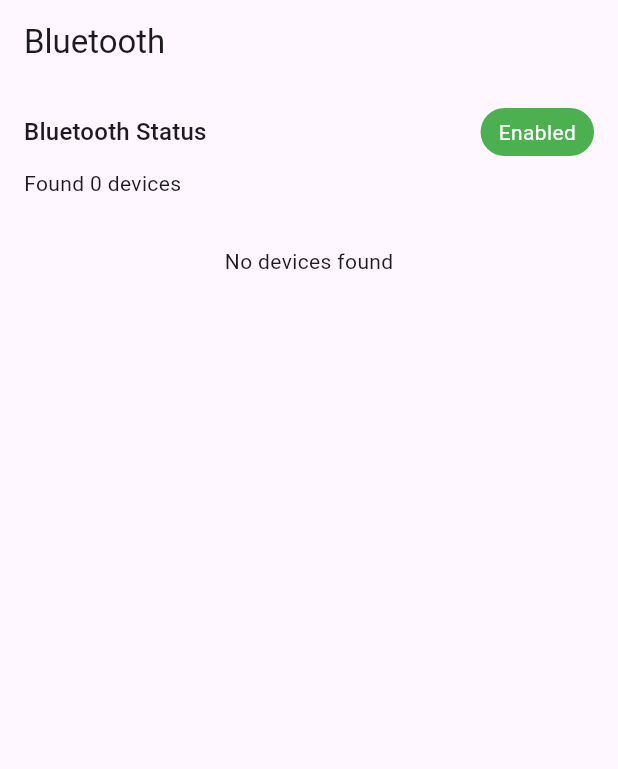
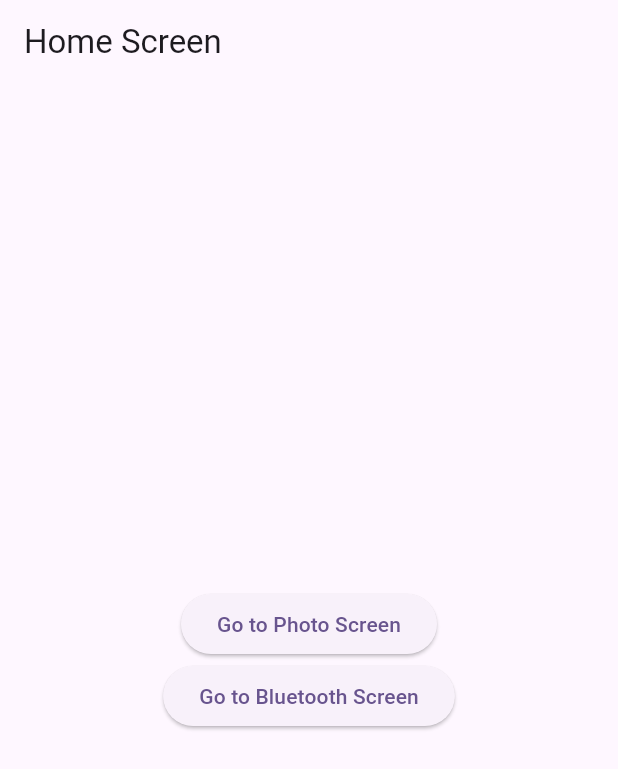
Before and after one commit to hoangduchuu/Code-Challenge, a Flutter app: the screen it shows after launch, on a phone screen of 412 x 824 dp. Shown: the top 769 px of the screen. Run offline on Flutter 3.47's test engine with Material 3 defaults, Android fonts, the phone set to English and light mode, and no system bars; our stand-ins replace cached_network_image, dio, flutter_blue_plus, get_it, go_router, isar; missing offline and left inert: flutter_reactive_ble; accounts and stored records are empty; generated files the repository leaves out were written again.

Commit message:
[DEV] implement app navigator with go_router

```diff
--- a/lib/main.dart
+++ b/lib/main.dart
@@ -1,6 +1,6 @@
 import 'package:code_challenge/core/di/service_locator.dart';
 import 'package:code_challenge/data/database/local_setup/local_database_service.dart';
-import 'package:code_challenge/presentation/screen/bluethooth/bluetooth_screen.dart';
+import 'package:code_challenge/navigation/router.dart';
 import 'package:flutter/material.dart';
 
 Future<void> main() async {
@@ -16,13 +16,13 @@ class MyApp extends StatelessWidget {
   // This widget is the root of your application.
   @override
   Widget build(BuildContext context) {
-    return MaterialApp(
+    return MaterialApp.router(
       title: 'Flutter Demo',
       theme: ThemeData(
         colorScheme: ColorScheme.fromSeed(seedColor: Colors.deepPurple),
         useMaterial3: true,
       ),
-      home: const BluetoothScreen(),
+      routerConfig: router,
     );
   }
 }
--- /dev/null
+++ b/lib/navigation/app_navigator.dart
@@ -0,0 +1,9 @@
+import 'package:code_challenge/navigation/route_path.dart';
+import 'package:flutter/material.dart';
+import 'package:go_router/go_router.dart';
+
+class AppNavigators {
+  static void gotoPhotos({required BuildContext context}) => context.go(RoutesPaths.photo);
+
+  static void gotoBluetooth({required BuildContext context}) => context.go(RoutesPaths.bluetooth);
+}
--- /dev/null
+++ b/lib/navigation/route_path.dart
@@ -0,0 +1,5 @@
+abstract class RoutesPaths {
+  static const home = '/';
+  static const photo = '/photo';
+  static const bluetooth = '/bluetooth';
+}
--- /dev/null
+++ b/lib/navigation/router.dart
@@ -0,0 +1,32 @@
+import 'package:code_challenge/navigation/route_path.dart';
+import 'package:code_challenge/presentation/screen/bluethooth/bluetooth_screen.dart';
+import 'package:code_challenge/presentation/screen/home/home_screen.dart';
+import 'package:code_challenge/presentation/screen/photos/photos_screen.dart';
+import 'package:flutter/material.dart';
+import 'package:go_router/go_router.dart';
+
+final GoRouter router = GoRouter(
+  routes: <RouteBase>[
+    GoRoute(
+      path: RoutesPaths.home,
+      builder: (BuildContext context, GoRouterState state) {
+        return const HomeScreen();
+      },
+      routes: [
+        GoRoute(
+          path: RoutesPaths.photo,
+          builder: (BuildContext context, GoRouterState state) {
+            return const PhotoScreen();
+          },
+        ),
+        GoRoute(
+          path: RoutesPaths.bluetooth,
+          builder: (BuildContext context, GoRouterState state) {
+            return const BluetoothScreen();
+          },
+        ),
+      ]
+    ),
+
+  ],
+);
--- /dev/null
+++ b/lib/presentation/screen/home/home_screen.dart
@@ -0,0 +1,36 @@
+import 'package:code_challenge/navigation/app_navigator.dart';
+import 'package:flutter/material.dart';
+
+class HomeScreen extends StatelessWidget {
+  const HomeScreen({super.key});
+
+  @override
+  Widget build(BuildContext context) {
+    return Scaffold(
+      appBar: AppBar(
+        title: const Text('Home Screen'),
+      ),
+      body: Center(
+        child: Column(
+          mainAxisAlignment: MainAxisAlignment.center,
+          children: <Widget>[
+            // go to photo screen button
+            ElevatedButton(
+              onPressed: () {
+                AppNavigators.gotoPhotos(context: context);
+              },
+              child: const Text('Go to Photo Screen'),
+            ),
+            // goto bluetooth screen button
+            ElevatedButton(
+              onPressed: () {
+                AppNavigators.gotoBluetooth(context: context);
+              },
+              child: const Text('Go to Bluetooth Screen'),
+            ),
+          ],
+        ),
+      ),
+    );
+  }
+}
--- a/pubspec.yaml
+++ b/pubspec.yaml
@@ -58,6 +58,7 @@ dev_dependencies:
   flutter_reactive_ble: ^5.3.1
   flutter_blue_plus: ^1.34.5
   isar_generator: ^3.1.0+1
+  go_router: ^14.6.2
 
 # For information on the generic Dart part of this file, see the
 # following page: https://dart.dev/tools/pub/pubspec
```
Also changed, not shown: pubspec.lock.
